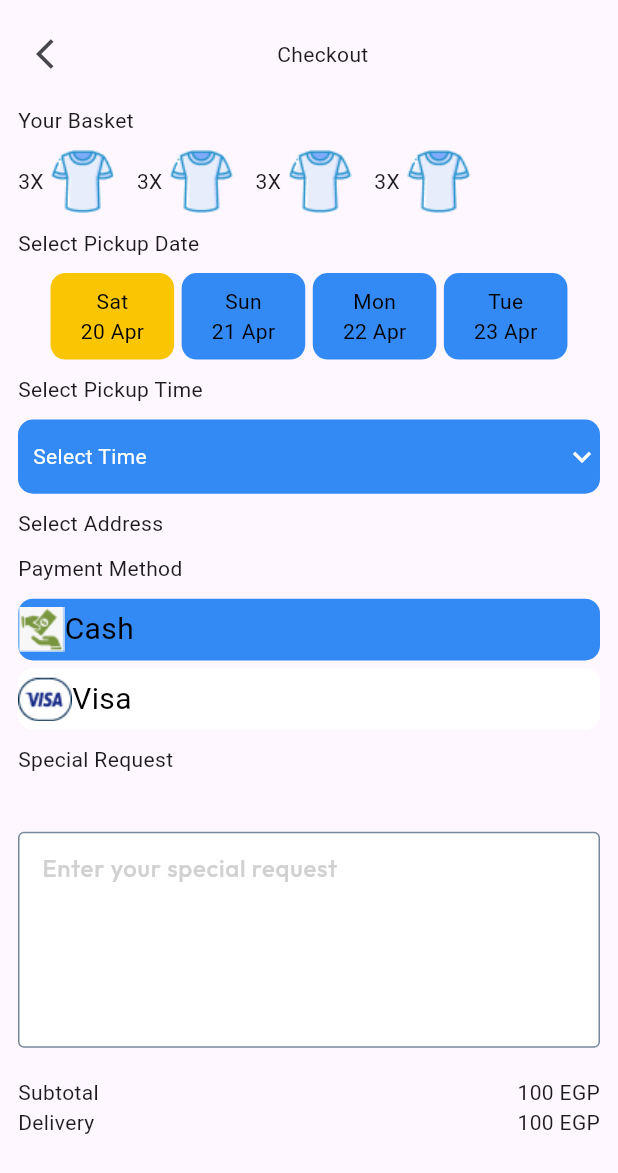
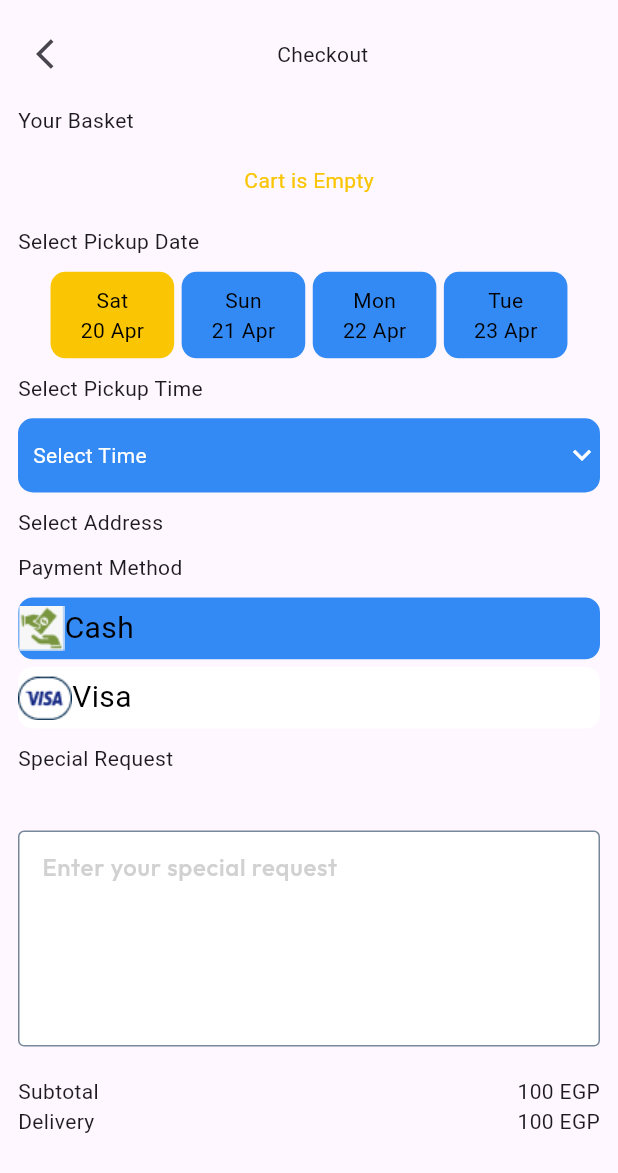
Before and after one commit to Abdelrahman-Moataz/Youmeya, a Flutter app: the BasketScreen screen opened directly, after a tap on "Go to Check out", on a phone screen of 412 x 824 dp. Shown: the top 1173 px of the screen. Run offline on Flutter 3.47's test engine with Material 3 defaults, Android fonts, the light colour scheme and no system bars; our stand-ins replace cloud_firestore, firebase_auth, firebase_core, firebase_storage, get, google_sign_in and 4 more; missing offline and left inert: dart:ffi, social_auth_buttons; accounts and stored records are empty.

Commit message:
check out

```diff
--- a/lib/controllers/product_controller.dart
+++ b/lib/controllers/product_controller.dart
@@ -50,6 +50,7 @@ class ProductController extends GetxController {
     required String price,
     required String pPrice,
     required String name,
+    required String img,
     required BuildContext context,
     required String category,
     required String subSubCategory,
@@ -89,6 +90,7 @@ class ProductController extends GetxController {
       'subSubCategory': subSubCategory,
       'price': price, // Assuming price is already a valid string representation of a double
       'p_price': pPrice,
+      'img': img,
       'name': name,
       'quantity': 1,
       'added_by': currentUser!.uid,
--- a/lib/view/basket_screen/basket_screen.dart
+++ b/lib/view/basket_screen/basket_screen.dart
@@ -1,5 +1,6 @@
 import 'dart:ffi';
 
+import 'package:flutter/material.dart';
 import 'package:get/get.dart';
 import 'package:youmeya/consent/consent.dart';
 import 'package:youmeya/controllers/product_controller.dart';
@@ -8,7 +9,6 @@ import '../../controllers/card_controller.dart';
 import '../../services/firestore_services.dart';
 import '../checkout_screen/checkout_screen.dart';
 import '../history_screen/history_widget/notification.dart';
-
 
 class BasketScreen extends StatefulWidget {
   const BasketScreen({super.key});
@@ -32,7 +32,6 @@ class _BasketScreenState extends State<BasketScreen>
     _tabController?.dispose();
     super.dispose();
   }
-
 
   int count0 = 1;
   int count1 = 1;
@@ -101,7 +100,8 @@ class _BasketScreenState extends State<BasketScreen>
                         controller: _tabController,
                         children: [
                           StreamBuilder(
-                              stream: FireStoreServices.getCart(currentUser!.uid),
+                              stream:
+                                  FireStoreServices.getCart(currentUser!.uid),
                               builder: (BuildContext context,
                                   AsyncSnapshot<QuerySnapshot> snapshot) {
                                 if (!snapshot.hasData) {
@@ -119,15 +119,16 @@ class _BasketScreenState extends State<BasketScreen>
                                         .make(),
                                   );
                                 } else {
-
                                   return StreamBuilder(
-                                   stream: FireStoreServices.getCartBySub('tops'),
-                                   builder: (BuildContext context, AsyncSnapshot<QuerySnapshot> snapshot) {
+                                    stream:
+                                        FireStoreServices.getCartBySub('tops'),
+                                    builder: (BuildContext context,
+                                        AsyncSnapshot<QuerySnapshot> snapshot) {
                                       if (!snapshot.hasData) {
                                         return const Center(
                                           child: CircularProgressIndicator(
-                                           valueColor:
-                                           AlwaysStoppedAnimation(mainColor),
+                                            valueColor: AlwaysStoppedAnimation(
+                                                mainColor),
                                           ),
                                         );
                                       } else if (snapshot.data!.docs.isEmpty) {
@@ -145,41 +146,39 @@ class _BasketScreenState extends State<BasketScreen>
                                         return ListView(
                                             children: List.generate(
                                           data.length,
-                                                 (index) =>
-                                                 basketCard(
+                                          (index) => basketCard(
                                             name: data[index]['name'],
-                                                   price: "${int.parse(data[index]['p_price'])}  EGP",
-                                                   total: "${data[index]['price']} EGP",
+                                            price:
+                                                "${int.parse(data[index]['p_price'])}  EGP",
+                                            total:
+                                                "${data[index]['price']} EGP",
+                                            img: data[index]['img'],
                                             onTap: () {
                                               controllerQ.increaseTheItem(
-                                                         name:data[index]['name'],
+                                                  name: data[index]['name'],
                                                   price: data[index]['p_price'],
                                                   context: context);
                                             },
-                                                   counted: "${data[index]['quantity']}",
+                                            counted:
+                                                "${data[index]['quantity']}",
                                             onTap1: () {
-                                                     setState(() {
                                               controllerQ.decreaseTheItem(
                                                   name: data[index]['name'],
                                                   price: data[index]['p_price'],
                                                   context: context);
-                                                     });
                                             },
                                             context1: context,
                                             context2: context,
                                           ),
-
-                                           )
-                                       );
+                                        ));
                                       }
-
                                     },
                                   );
                                 }
-                              }
-                              ),
+                              }),
                           StreamBuilder(
-                    stream: FireStoreServices.getCart(currentUser!.uid),
+                              stream:
+                                  FireStoreServices.getCart(currentUser!.uid),
                               builder: (BuildContext context,
                                   AsyncSnapshot<QuerySnapshot> snapshot) {
                                 if (!snapshot.hasData) {
@@ -197,15 +196,16 @@ class _BasketScreenState extends State<BasketScreen>
                                         .make(),
                                   );
                                 } else {
-
                                   return StreamBuilder(
-                          stream: FireStoreServices.getCartBySub('bottoms'),
-                          builder: (BuildContext context, AsyncSnapshot<QuerySnapshot> snapshot) {
+                                    stream: FireStoreServices.getCartBySub(
+                                        'bottoms'),
+                                    builder: (BuildContext context,
+                                        AsyncSnapshot<QuerySnapshot> snapshot) {
                                       if (!snapshot.hasData) {
                                         return const Center(
                                           child: CircularProgressIndicator(
-                                  valueColor:
-                                  AlwaysStoppedAnimation(mainColor),
+                                            valueColor: AlwaysStoppedAnimation(
+                                                mainColor),
                                           ),
                                         );
                                       } else if (snapshot.data!.docs.isEmpty) {
@@ -223,42 +223,39 @@ class _BasketScreenState extends State<BasketScreen>
                                         return ListView(
                                             children: List.generate(
                                           data.length,
-                                        (index) =>
-                                        basketCard(
+                                          (index) => basketCard(
                                             name: data[index]['name'],
-                                          price: "${int.parse(data[index]['p_price'])}  EGP",
-                                          total: "${data[index]['price']} EGP",
+                                            img: data[index]['img'],
+                                            price:
+                                                "${int.parse(data[index]['p_price'])}  EGP",
+                                            total:
+                                                "${data[index]['price']} EGP",
                                             onTap: () {
                                               controllerQ.increaseTheItem(
-                                                name:data[index]['name'],
+                                                  name: data[index]['name'],
                                                   price: data[index]['p_price'],
                                                   context: context);
                                             },
-                                          counted: "${data[index]['quantity']}",
+                                            counted:
+                                                "${data[index]['quantity']}",
                                             onTap1: () {
-                                            setState(() {
                                               controllerQ.decreaseTheItem(
                                                   name: data[index]['name'],
                                                   price: data[index]['p_price'],
                                                   context: context);
-                                            });
                                             },
                                             context1: context,
                                             context2: context,
                                           ),
-
-                                  )
-                              );
+                                        ));
                                       }
-
                                     },
                                   );
                                 }
-                    }
-                ),
-
+                              }),
                           StreamBuilder(
-                              stream: FireStoreServices.getCart(currentUser!.uid),
+                              stream:
+                                  FireStoreServices.getCart(currentUser!.uid),
                               builder: (BuildContext context,
                                   AsyncSnapshot<QuerySnapshot> snapshot) {
                                 if (!snapshot.hasData) {
@@ -276,15 +273,16 @@ class _BasketScreenState extends State<BasketScreen>
                                         .make(),
                                   );
                                 } else {
-
                                   return StreamBuilder(
-                                    stream: FireStoreServices.getCartBySub('formal'),
-                                    builder: (BuildContext context, AsyncSnapshot<QuerySnapshot> snapshot) {
+                                    stream: FireStoreServices.getCartBySub(
+                                        'formal'),
+                                    builder: (BuildContext context,
+                                        AsyncSnapshot<QuerySnapshot> snapshot) {
                                       if (!snapshot.hasData) {
                                         return const Center(
                                           child: CircularProgressIndicator(
-                                            valueColor:
-                                            AlwaysStoppedAnimation(mainColor),
+                                            valueColor: AlwaysStoppedAnimation(
+                                                mainColor),
                                           ),
                                         );
                                       } else if (snapshot.data!.docs.isEmpty) {
@@ -302,45 +300,45 @@ class _BasketScreenState extends State<BasketScreen>
                                         return ListView(
                                             children: List.generate(
                                           data.length,
-                                                  (index) =>
-                                                  basketCard(
+                                          (index) => basketCard(
+                                            img: data[index]['img'],
                                             name: data[index]['name'],
-                                                    price: "${int.parse(data[index]['p_price'])}  EGP",
-                                                    total: "${data[index]['price']} EGP",
+                                            price:
+                                                "${int.parse(data[index]['p_price'])}  EGP",
+                                            total:
+                                                "${data[index]['price']} EGP",
                                             onTap: () {
                                               controllerQ.increaseTheItem(
-                                                          name:data[index]['name'],
+                                                  name: data[index]['name'],
                                                   price: data[index]['p_price'],
                                                   context: context);
                                             },
-                                                    counted: "${data[index]['quantity']}",
+                                            counted:
+                                                "${data[index]['quantity']}",
                                             onTap1: () {
-                                                      setState(() {
                                               controllerQ.decreaseTheItem(
                                                   name: data[index]['name'],
                                                   price: data[index]['p_price'],
                                                   context: context);
-                                                      });
                                             },
                                             context1: context,
                                             context2: context,
                                           ),
-
-                                            )
-                                        );
+                                        ));
                                       }
-
                                     },
                                   );
                                 }
-                              }
-                          ),
-
+                              }),
                         ],
                       ),
                     ),
 
-                          ElevatedButton(
+
+                    GetBuilder(
+                        init: controller,
+                        builder: (value){
+                      return ElevatedButton(
                         onPressed: () {
                           Get.to(() => CheckOut());
                         },
@@ -356,13 +354,11 @@ class _BasketScreenState extends State<BasketScreen>
                             Column(
                               children: [
                                 Text(
-                                    "${controller.totalP} EGP",
+                                  "${value.totalP} EGP",
                                   style: const TextStyle(color: whiteColor),
                                 ),
-
-
                                 const Text(
-                                    "Delevery Fees",
+                                  "Delivery Fees",
                                   style:
                                   TextStyle(fontSize: 9, color: whiteColor),
                                 ),
@@ -370,7 +366,9 @@ class _BasketScreenState extends State<BasketScreen>
                             )
                           ],
                         ),
-                        ),
+                      );
+                    }),
+
 
                   ],
                 ),
--- a/lib/view/basket_screen/widgets/basket_widget.dart
+++ b/lib/view/basket_screen/widgets/basket_widget.dart
@@ -3,6 +3,7 @@ import 'package:youmeya/consent/consent.dart';
 Widget basketCard(
     {String? price,
     String? name,
+      String? img,
     String? counted,
       String? total,
     context1,
@@ -23,7 +24,7 @@ Widget basketCard(
             child: Row(
               mainAxisAlignment: MainAxisAlignment.spaceBetween,
               children: [
-                Image.asset(shirt),
+                Image.network(img!),
                 Column(
                   mainAxisAlignment: MainAxisAlignment.center,
                   children: [
--- a/lib/view/checkout_screen/checkout_screen.dart
+++ b/lib/view/checkout_screen/checkout_screen.dart
@@ -3,6 +3,11 @@ import 'package:intl/intl.dart';
 import 'package:flutter/cupertino.dart';
 import 'package:youmeya/view/checkout_screen/widget/cashorvisa.dart';
 import 'package:youmeya/view/checkout_screen/widget/day-container.dart';
+import 'package:youmeya/view/checkout_screen/widget/list_of_items.dart';
+
+import '../../controllers/card_controller.dart';
+import '../../controllers/product_controller.dart';
+import '../../services/firestore_services.dart';
 
 class CheckOut extends StatefulWidget {
   const CheckOut({super.key});
@@ -70,6 +75,9 @@ class _CheckOutState extends State<CheckOut> {
       return tomorrowDate;
     }
 
+    var controller = Get.put(CartController());
+    var controllerQ = Get.put(ProductController());
+
     return SafeArea(
       child: Scaffold(
         resizeToAvoidBottomInset: true,
@@ -100,25 +108,41 @@ class _CheckOutState extends State<CheckOut> {
                     children: [
                       const Text("Your Basket"),
                       10.heightBox,
-                      Row(
-                        children: [
-                          const Text("3X"),
-                          5.widthBox,
-                          Image.asset(shirt),
-                          15.widthBox,
-                          const Text("3X"),
-                          5.widthBox,
-                          Image.asset(shirt),
-                          15.widthBox,
-                          const Text("3X"),
-                          5.widthBox,
-                          Image.asset(shirt),
-                          15.widthBox,
-                          const Text("3X"),
-                          5.widthBox,
-                          Image.asset(shirt),
-                          15.widthBox,
-                        ],
+                      SizedBox(
+                        height: h * 0.05,
+                        width:  w,
+                        child: StreamBuilder(
+                            stream: FireStoreServices.getCart(currentUser!.uid),
+                            builder: (BuildContext context,
+                                AsyncSnapshot<QuerySnapshot> snapshot) {
+                              if (!snapshot.hasData) {
+                                return const Center(
+                                  child: CircularProgressIndicator(
+                                    valueColor: AlwaysStoppedAnimation(mainColor),
+                                  ),
+                                );
+                              } else if (snapshot.data!.docs.isEmpty) {
+                                return Center(
+                                  child:
+                                      "Cart is Empty".text.color(bottom).make(),
+                                );
+                              } else {
+                                var data = snapshot.data!.docs;
+                                controller.calculate(data);
+                                controller.productSnapshot = data;
+                                return ListView(
+                                  scrollDirection: Axis.horizontal,
+                                  //shrinkWrap: true,
+                                  children: List.generate(
+                                    data.length,
+                                    (index) => listOfItems(
+                                      qnt: data[index]['quantity'],
+                                      img: data[index]['img'],
+                                    ),
+                                  ),
+                                );
+                              }
+                            }),
                       ),
                       10.heightBox,
                       const Text("Select Pickup Date"),
--- a/lib/view/service_screen/widgets/card_of_items.dart
+++ b/lib/view/service_screen/widgets/card_of_items.dart
@@ -3,6 +3,7 @@ import 'package:youmeya/consent/consent.dart';
 Widget cardOfItems({
   String? price,
   String? name,
+  String? img,
   context1,
   context2,
   void Function()? onTap,
@@ -21,7 +22,7 @@ Widget cardOfItems({
             child: Row(
               mainAxisAlignment: MainAxisAlignment.spaceBetween,
               children: [
-                Image.asset(shirt),
+                Image.network(img!),
                 Text(name!),
                 Text(price!),
                 IconButton(
```
Also changed, not shown: lib/view/checkout_screen/widget/list_of_items.dart (added, +12 -0 lines), lib/view/service_screen/service_screen.dart (+29 -14 lines). Lines whose indentation alone changed are shown as unchanged.
